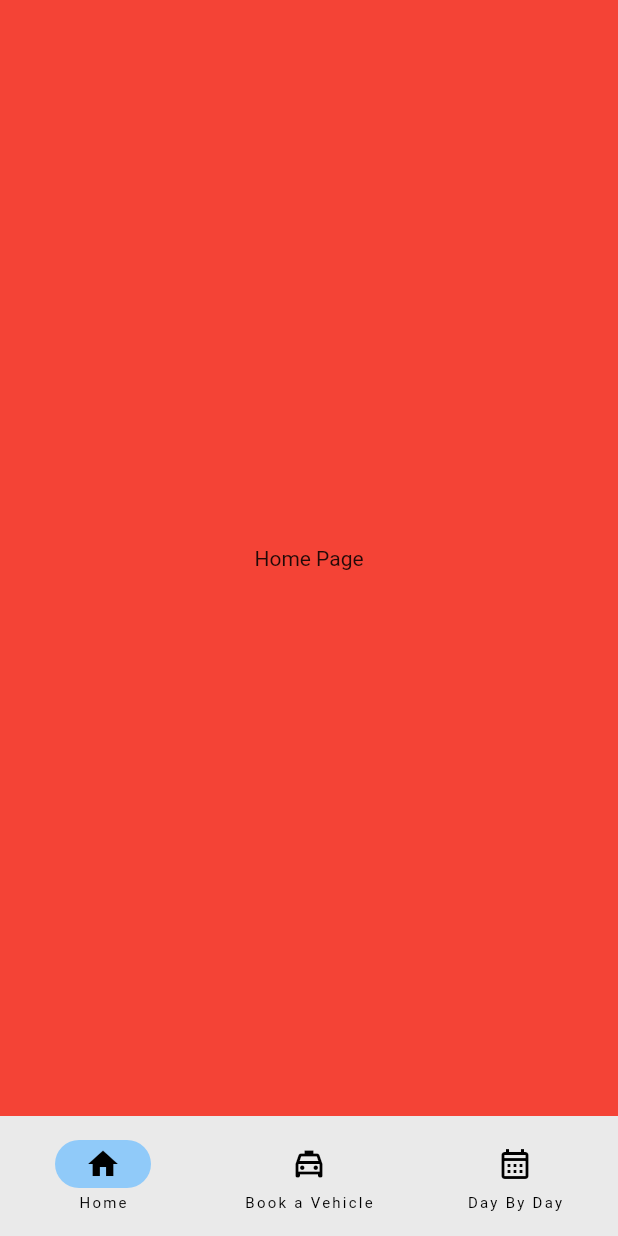
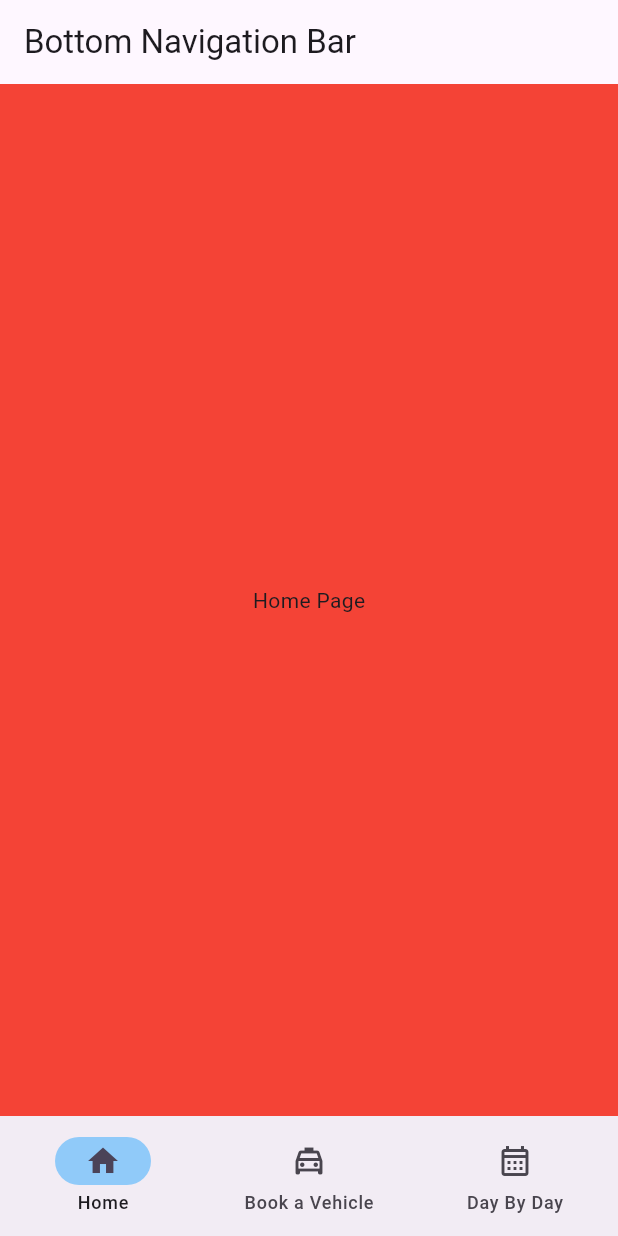
Before and after one commit to jaiakash/hajo_trips_dev_task, a Flutter app: the screen it shows after launch, on a phone screen of 412 x 824 dp. Run offline on Flutter 3.47's test engine with Material 2 defaults, Android fonts, the light colour scheme and no system bars.

Commit message:
chore: navigation bar

```diff
--- a/lib/main.dart
+++ b/lib/main.dart
@@ -1,6 +1,6 @@
   import 'package:flutter/material.dart';
 
-import 'bottom_bar.dart';
+  import 'navigation_bar.dart';
 
   void main() {
     runApp(const MyApp());
@@ -9,7 +9,6 @@ void main() {
   class MyApp extends StatelessWidget {
     const MyApp({super.key});
 
-  // This widget is the root of your application.
     @override
     Widget build(BuildContext context) {
       return MaterialApp(
@@ -18,7 +17,7 @@ class MyApp extends StatelessWidget {
           colorScheme: ColorScheme.fromSeed(seedColor: Colors.deepPurple),
           useMaterial3: true,
         ),
-      home: const BottomBar(),
+        home: const Navigation(),
       );
     }
   }
--- a/lib/bottom_bar.dart
+++ b/lib/navigation_bar.dart
@@ -1,13 +1,5 @@
 import 'package:flutter/material.dart';
-
-class BottomBar extends StatelessWidget {
-  const BottomBar({super.key});
-
-  @override
-  Widget build(BuildContext context) {
-    return const MaterialApp(home: Navigation());
-  }
-}
+import 'package:hajo_trips_dev_task/screens/day_by_day.dart';
 
 class Navigation extends StatefulWidget {
   const Navigation({super.key});
@@ -22,6 +14,9 @@ class _NavigationState extends State<Navigation> {
   @override
   Widget build(BuildContext context) {
     return Scaffold(
+      appBar: AppBar(
+        title: const Text('Bottom Navigation Bar'),
+      ),
       bottomNavigationBar: NavigationBar(
         onDestinationSelected: (int index) {
           setState(() {
@@ -60,9 +55,8 @@ class _NavigationState extends State<Navigation> {
           child: const Text('Book a Vehicle Page'),
         ),
         Container(
-          color: Colors.blue,
           alignment: Alignment.center,
-          child: const Text('Page 3'),
+          child: DaybyDay(),
         ),
       ][currentPageIndex],
     );
```
Lines whose indentation alone changed are shown as unchanged.
